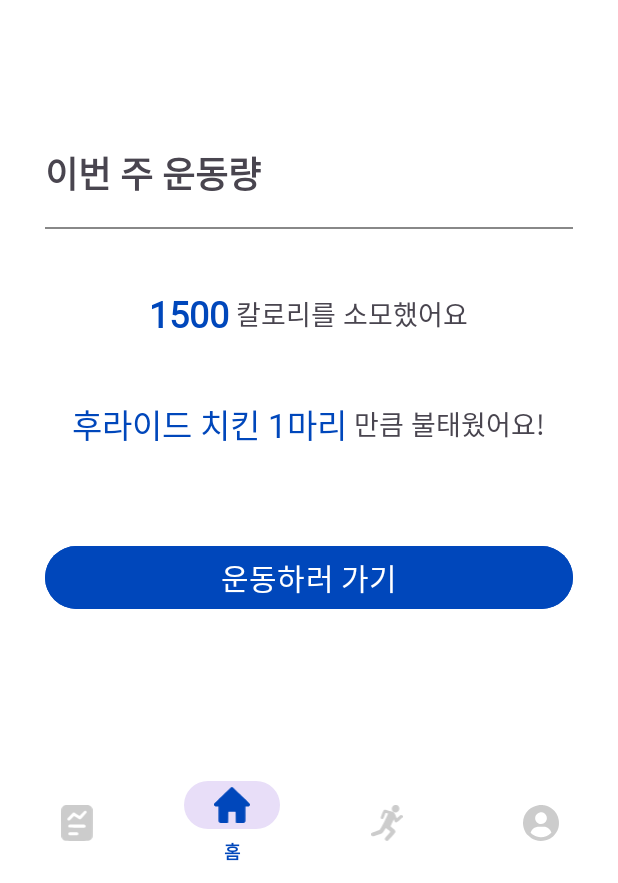
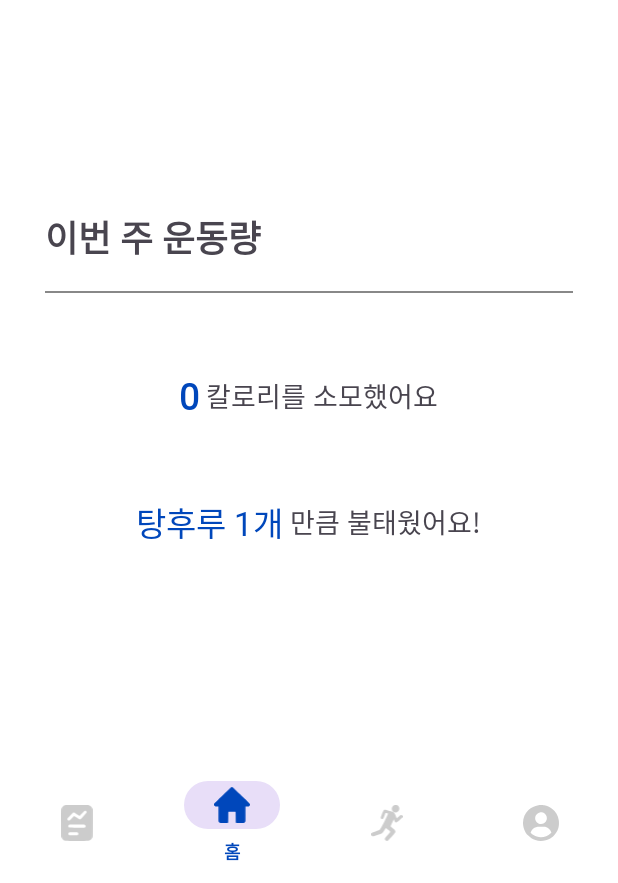
Before and after one commit to srn13542/MobileNavigationSample_0521, an Android app: the HomeFragment screen opened directly, with no data from a screen before it, on a phone screen of 412 x 824 dp, the part 353-1236 px from its top. Run offline under Robolectric (Android 15) with nearby library versions, the light colour scheme and no system bars; our stand-ins replace Firebase (no records; nobody signed in at launch, a user with empty details on screens opened directly).

Commit message:
maybe final app

```diff
--- a/app/src/main/java/com/example/mobilenavigationsample/CalKcalActivity.kt
+++ b/app/src/main/java/com/example/mobilenavigationsample/CalKcalActivity.kt
@@ -53,6 +53,7 @@ class CalKcalActivity : AppCompatActivity() {
             "그라운드 골프" -> 2
             "워터파크" -> 5
             "썰매" -> 5
+            "축구" -> 8
             else -> 0
         }
 
--- a/app/src/main/java/com/example/mobilenavigationsample/HomeFragment.kt
+++ b/app/src/main/java/com/example/mobilenavigationsample/HomeFragment.kt
@@ -8,18 +8,23 @@ import android.widget.Button
 import android.widget.TextView
 import android.widget.Toast
 import androidx.fragment.app.Fragment
+import com.google.firebase.auth.FirebaseAuth
+import com.google.firebase.firestore.FirebaseFirestore
 
 private const val ARG_PARAM1 = "param1"
 private const val ARG_PARAM2 = "param2"
 
 /**
- * 간단한 [Fragment] 서브클래스.
- * [HomeFragment.newInstance] 팩토리 메서드를 사용하여 이 프래그먼트의 인스턴스를 생성하세요.
+ * A simple [Fragment] subclass.
+ * Use the [HomeFragment.newInstance] factory method to
+ * create an instance of this fragment.
  */
 class HomeFragment : Fragment() {
     private var param1: String? = null
     private var param2: String? = null
-    private var burnedCalories = 1500 // 사용자가 소모한 칼로리 (나중에 데이터를 받아오는 것으로 변경 필요)
+    private var burnedCalories = 0 // Used to store burned calories
+    private lateinit var firestore: FirebaseFirestore
+    private lateinit var auth: FirebaseAuth
 
     override fun onCreate(savedInstanceState: Bundle?) {
         super.onCreate(savedInstanceState)
@@ -27,6 +32,12 @@ class HomeFragment : Fragment() {
             param1 = it.getString(ARG_PARAM1)
             param2 = it.getString(ARG_PARAM2)
         }
+
+        firestore = FirebaseFirestore.getInstance()
+        auth = FirebaseAuth.getInstance()
+
+        // Fetch burned calories from Firestore
+        fetchBurnedCalories()
     }
 
     override fun onCreateView(
@@ -37,27 +48,40 @@ class HomeFragment : Fragment() {
 
         val view = inflater.inflate(R.layout.fragment_home, container, false)
 
-        val goExerciseButton: Button = view.findViewById(R.id.goExerciseButton)
 
-        goExerciseButton.setOnClickListener {
-            // 운동하러 가기 버튼 클릭 시 동작 (현재 토스트 메시지 출력. 추후 변경.)
-            Toast.makeText(requireContext(), "운동하러 가기 버튼이 클릭되었습니다.", Toast.LENGTH_SHORT).show()
-        }
-
-        // 소모한 칼로리에 따라 음식 종류와 칼로리 설정
+        // Set food and calories based on burned calories
         setFoodAndCalories(view)
 
         return view
     }
 
-    // 소모한 칼로리에 따라 음식 종류와 칼로리 설정
+    // Fetch burned calories from Firestore
+    private fun fetchBurnedCalories() {
+        val currentUser = auth.currentUser
+        if (currentUser != null) {
+            firestore.collection("record").document(currentUser.uid)
+                .collection("userRecord")
+                .get()
+                .addOnSuccessListener { documents ->
+                    for (document in documents) {
+                        burnedCalories += document.getLong("kcal")?.toInt() ?: 0
+                    }
+                    view?.let { setFoodAndCalories(it) }
+                }
+                .addOnFailureListener { exception ->
+                    Toast.makeText(requireContext(), "칼로리 데이터를 가져오는 중 오류가 발생했습니다.", Toast.LENGTH_SHORT).show()
+                }
+        }
+    }
+
+    // Set food and calories based on burned calories
     private fun setFoodAndCalories(view: View) {
         val food: TextView = view.findViewById(R.id.Food)
         val calorie: TextView = view.findViewById(R.id.Calorie)
 
         calorie.text = burnedCalories.toString()
 
-        // 소모한 칼로리 범위에 따라 음식 종류 설정
+        // Set food text based on the range of burned calories
         val foodText = when {
             burnedCalories < 150 -> "탕후루 1개"
             burnedCalories < 200 -> "초코파이 1개"
@@ -82,14 +106,13 @@ class HomeFragment : Fragment() {
 
     companion object {
         /**
-         * 이 팩토리 메서드를 사용하여 이 프래그먼트의 새 인스턴스를 생성합니다.
-         * 제공된 매개변수를 사용하여.
+         * Use this factory method to create a new instance of
+         * this fragment using the provided parameters.
          *
-         * @param param1 매개변수 1.
-         * @param param2 매개변수 2.
-         * @return HomeFragment의 새 인스턴스.
+         * @param param1 Parameter 1.
+         * @param param2 Parameter 2.
+         * @return A new instance of fragment HomeFragment.
          */
-        // TODO: Rename and change types and number of parameters
         @JvmStatic
         fun newInstance(param1: String, param2: String) =
             HomeFragment().apply {
--- a/app/src/main/res/layout/fragment_home.xml
+++ b/app/src/main/res/layout/fragment_home.xml
@@ -127,15 +127,6 @@
             </LinearLayout>
         </LinearLayout>
 
-        <Button
-            android:id="@+id/goExerciseButton"
-            android:layout_width="match_parent"
-            android:layout_height="wrap_content"
-            android:text="운동하러 가기"
-            android:textSize="20sp"
-            android:fontFamily="@font/freesentation_8_extrabold"
-            android:layout_marginTop="40dp"
-            android:backgroundTint="#0047BB"/>
 
         <LinearLayout
             android:layout_width="match_parent"
```
Also changed, not shown: app/src/main/java/com/example/mobilenavigationsample/FirstOptionsActivity.kt (+16 -1 lines), app/src/main/java/com/example/mobilenavigationsample/MyInfoFragment.kt (+58 -10 lines), 98 other files.
